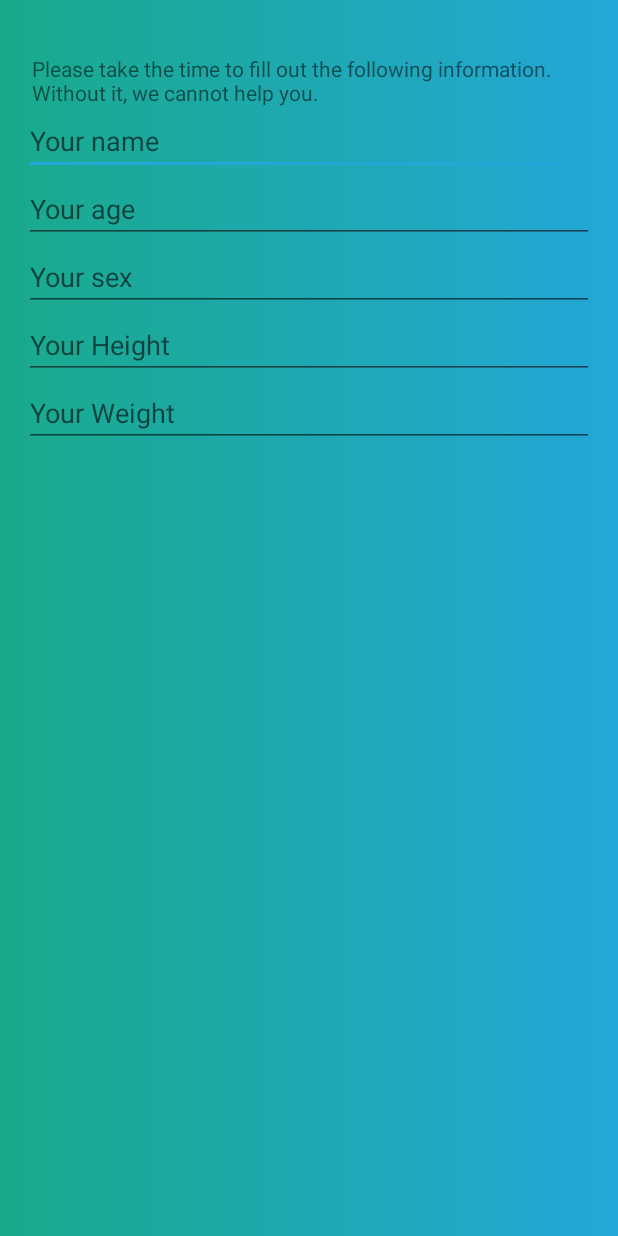
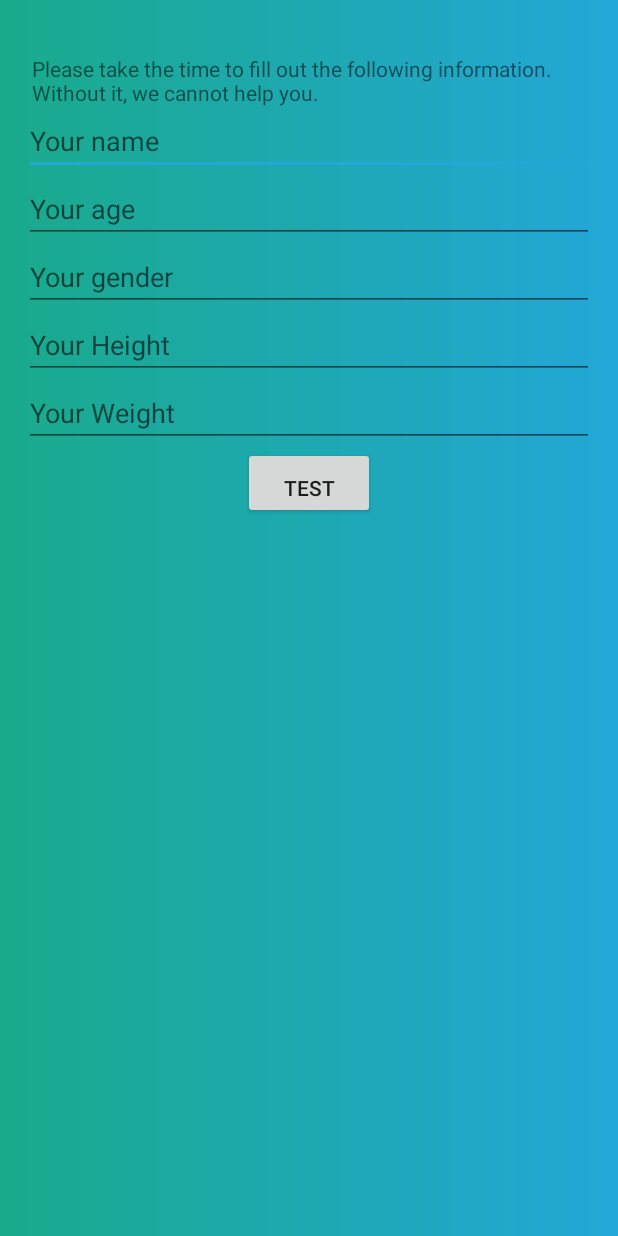
Before and after one commit to FlemmingLarsen/easyfitplan, an Android app: the layout activity_userinfo.xml on its own in the app's theme, with its tools: preview values and no code run, on a phone screen of 412 x 824 dp. Run offline under Robolectric (Android 15) with nearby library versions, the phone set to English and light mode, and no system bars.

Commit message:
Changed Info Fragment to Activity and set up connection to Firebase. Users now get registered in the database.

```diff
--- a/app/src/main/java/dk/flemminglarsen/easyfitplan/MainActivity.java
+++ b/app/src/main/java/dk/flemminglarsen/easyfitplan/MainActivity.java
@@ -74,7 +74,7 @@ public class MainActivity extends AppCompatActivity implements View.OnClickListe
                 progressBar.setVisibility(View.GONE);
                 if (task.isSuccessful()) {
                     finish();
-                    Intent intent = new Intent(MainActivity.this, MenuActivity.class);
+                    Intent intent = new Intent(MainActivity.this, UserInfoActivity.class);
                     intent.addFlags(Intent.FLAG_ACTIVITY_CLEAR_TOP);
                     startActivity(intent);
                 } else {
--- a/app/src/main/res/layout/fragment_userinformation.xml
+++ b/app/src/main/res/layout/activity_userinfo.xml
@@ -29,13 +29,13 @@
 
     <EditText
         android:layout_below="@+id/editAge"
-        android:hint="Your sex"
-        android:id="@+id/editSex"
+        android:hint="Your gender"
+        android:id="@+id/editGender"
         android:layout_width="match_parent"
         android:layout_height="wrap_content" />
 
     <EditText
-        android:layout_below="@+id/editSex"
+        android:layout_below="@+id/editGender"
         android:hint="Your Height"
         android:id="@+id/editHeight"
         android:layout_width="match_parent"
@@ -48,4 +48,13 @@
         android:layout_width="match_parent"
         android:layout_height="wrap_content" />
 
+    <Button
+        android:id="@+id/profileUpdate"
+        android:text="Test"
+        android:layout_centerHorizontal="true"
+        android:paddingTop="16dp"
+        android:layout_below="@id/editWeight"
+        android:layout_width="wrap_content"
+        android:layout_height="wrap_content" />
+
 </RelativeLayout>
--- /dev/null
+++ b/app/src/main/res/values/dimens.xml
@@ -0,0 +1,6 @@
+<resources>
+    <!-- Default screen margins, per the Android Design guidelines. -->
+    <dimen name="activity_horizontal_margin">16dp</dimen>
+    <dimen name="activity_vertical_margin">16dp</dimen>
+    <dimen name="fab_margin">16dp</dimen>
+</resources>
--- a/app/src/main/res/values/styles.xml
+++ b/app/src/main/res/values/styles.xml
@@ -10,4 +10,13 @@
         <item name="windowNoTitle">true</item>
     </style>
 
+    <style name="AppTheme.NoActionBar">
+        <item name="windowActionBar">false</item>
+        <item name="windowNoTitle">true</item>
+    </style>
+
+    <style name="AppTheme.AppBarOverlay" parent="ThemeOverlay.AppCompat.Dark.ActionBar" />
+
+    <style name="AppTheme.PopupOverlay" parent="ThemeOverlay.AppCompat.Light" />
+
 </resources>
```
Also changed, not shown: app/src/main/AndroidManifest.xml (+16 -5 lines), app/src/main/java/dk/flemminglarsen/easyfitplan/MenuActivity.java (+1 -9 lines), app/src/main/java/dk/flemminglarsen/easyfitplan/UserActivity.java (+36 -7 lines), app/src/main/java/dk/flemminglarsen/easyfitplan/UserInfoActivity.java (added, +72 -0 lines), app/src/main/java/dk/flemminglarsen/easyfitplan/UserInformationFragment.java (deleted, +0 -36 lines), app/src/main/res/values/strings.xml (+14 -0 lines).
